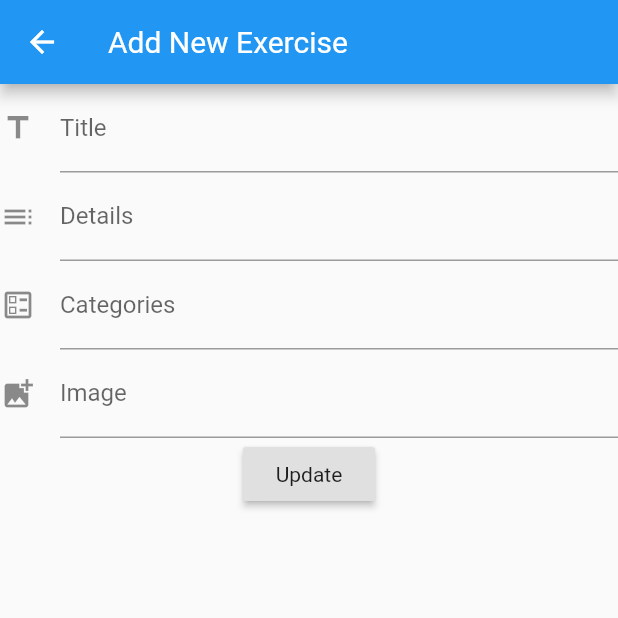
After one commit to CA7460/GymSYS, a Flutter app: the screen it shows after launch, after a tap on the "add" icon, on a phone screen of 412 x 824 dp, the top half of it. The commit adds this screen. Run offline on Flutter 3.47's test engine with Material 2 defaults, Android fonts, the phone set to English and light mode, and no system bars; our stand-ins replace sqflite, youtube_player_flutter; accounts and stored records are empty.

Commit message:
Restore to previous code

```diff
--- a/workout_app/lib/utilities/database_helper.dart
+++ b/workout_app/lib/utilities/database_helper.dart
@@ -61,7 +61,7 @@ class DatabaseHelper {
     print(path);
 
     // effacer la database rapidement, laisser en commentaire, pour test seulement
-    // await deleteDatabase(path);
+     //await deleteDatabase(path);
 
     //Créer et ouvrir la base de données
     var workoutDB = await openDatabase(path, version: 1, onCreate: _createDb);
--- a/workout_app/lib/widgets/appbar.dart
+++ b/workout_app/lib/widgets/appbar.dart
@@ -1,4 +1,5 @@
 import 'package:flutter/material.dart';
+import 'exercise_addnew_widget.dart';
 
 class AdatpativeAppBar extends StatelessWidget implements PreferredSizeWidget {
   final String _title;
@@ -32,7 +33,23 @@ class AdatpativeAppBar extends StatelessWidget implements PreferredSizeWidget {
                     value: 2,
                     child: Text('Modify content'),
                   ),
-                ])
+                ]),
+
+        Container(
+            color: Color(0xff3c505e),
+            child:
+
+            new IconButton(
+                padding: new EdgeInsets.all(0.0),
+                icon: new Icon(Icons.add, size: 23.0, color: Color(0xffffffff)),
+                onPressed: () {
+                  Navigator.push(
+                    context,
+                    MaterialPageRoute(builder: (context) => ExerciseAddNewWidget()),
+                  );
+                }
+            )
+        )
       ],
     );
   }
--- /dev/null
+++ b/workout_app/lib/widgets/exercise_addnew_widget.dart
@@ -0,0 +1,163 @@
+import 'package:flutter/material.dart';
+import 'package:workout_app/utilities/database_helper.dart';
+import 'package:workout_app/models/exercices.dart';
+
+class ExerciseAddNewWidget extends StatelessWidget {
+/*  final Exercice exercice;
+  ExerciseAddNewWidget(this.exercice);*/
+
+  DatabaseHelper databaseHelper = DatabaseHelper();
+
+  @override
+  Widget build(BuildContext context) {
+   /* Exercice exercice;
+    ExerciseUpdateWidget(this.exercice);
+    String title = this.exercice.name;
+    String detail = this.exercice.description;
+    String image = this.exercice.image;
+    List<dynamic> categories = this.exercice.categories as List<dynamic>;*/
+
+/*    String categories1 = "";
+    databaseHelper.getCategorieList().then((value) => value.forEach((element) {
+      print(element.name);
+      categories1 += element.name;
+      print(categories1);
+    }));*/
+
+    return SafeArea(
+      child: Scaffold(
+        appBar: AppBar(
+          title: Text("Add New Exercise"),
+        ),
+        body: Form(
+          child: Column(
+            children: <Widget>[
+              //TextField()
+              /*TextField(
+                decoration: InputDecoration(
+                labelText: "Test + $categories1",//getCategories(), //'Categories',
+                icon: Icon(Icons.ballot_outlined),
+                filled: true,
+                fillColor: Colors.blueGrey,
+                border: OutlineInputBorder(
+                    borderSide: BorderSide.none,
+                    borderRadius: BorderRadius.circular(10)
+                  ),
+                ),
+              ),*/
+              TextFormField(
+                decoration: InputDecoration(
+                  labelText: 'Title',
+                  icon: Icon(Icons.title),
+                ),
+               // initialValue: exercice.name,
+              //  onChanged: (value) => title = value,
+              ),
+              //initialValue: exercice.categories.toString(),
+              //initialValue: getCategories(),
+              //onChanged: (value) => title = value,
+
+              TextFormField(
+                decoration: InputDecoration(
+                  labelText: 'Details',
+                  icon: Icon(Icons.toc),
+                ),
+                minLines: 1,
+                maxLines: 20,
+                keyboardType: TextInputType.multiline,
+              //  initialValue: exercice.description,
+               // onChanged: (value) => detail = value,
+              ),
+
+              TextFormField(
+                decoration: InputDecoration(
+                  labelText: 'Categories',
+                  icon: Icon(Icons.ballot_outlined),
+                ),
+              //  initialValue: exercice.categories.toString(),
+              //  onChanged: (value) => categories = value as List<dynamic>,
+              ),
+
+              TextFormField(
+                decoration: InputDecoration(
+                  labelText: 'Image',
+                  icon: Icon(Icons.add_photo_alternate),
+                ),
+                minLines: 1,
+                maxLines: 3,
+                keyboardType: TextInputType.multiline,
+             //   initialValue: exercice.image,
+              //  onChanged: (value) => image = value,
+              ),
+
+              RaisedButton(
+                  child: Text("Update"),
+                  onPressed: () {
+                    //print(categories.toString());
+                //    databaseHelper.modidifyExercice(Exercice(exercice.id, title, image, detail, categories));
+
+                //    print(exercice.categories.toString());
+                    //Navigator.of(context).pushReplacement(databaseHelper.getExerciceList().then((value) => ExerciseListViewWidget(value)));
+                    //databaseHelper.getExerciceList().then((value) => Navigator.push(context, MaterialPageRoute(builder: (context) => )));
+
+                    Navigator.pop(context);
+
+                    //Navigator.of(context).pop(false);
+
+                  }
+              ),
+              //Text("Test"),
+
+            ],
+
+          ),
+        ),
+      ),
+
+      /*actions: [
+        RaisedButton(
+            child: Text("Update"),
+            onPressed: () {
+              print(title);
+              databaseHelper.modidifyExercice(Exercice(exercice.id, title, exercice.image, detail, exercice.categories));
+
+              //Navigator.of(context).pushReplacement(databaseHelper.getExerciceList().then((value) => ExerciseListViewWidget(value)));
+              //databaseHelper.getExerciceList().then((value) => Navigator.push(context, MaterialPageRoute(builder: (context) => )));
+
+              Navigator.pop(context);
+              Navigator.of(context).pop(false);
+
+            }
+        )
+      ],*/
+
+/*      actions: [
+        RaisedButton(
+            child: Text("Update"),
+            onPressed: () {
+              print(title);
+              databaseHelper.modidifyExercice(Exercice(exercice.id, title, exercice.image, detail, exercice.categories));
+
+              //Navigator.of(context).pushReplacement(databaseHelper.getExerciceList().then((value) => ExerciseListViewWidget(value)));
+              //databaseHelper.getExerciceList().then((value) => Navigator.push(context, MaterialPageRoute(builder: (context) => )));
+
+              Navigator.pop(context);
+              Navigator.of(context).pop(false);
+
+            }
+        )
+      ],*/
+    );
+
+  }
+
+/*  String getCategories() {
+    String categories = "";
+    databaseHelper.getCategorieList().then((value) => value.forEach((element) {
+      print(element.name);
+      categories += element.name;
+      print(categories);
+    }));
+   return categories.toString();
+  }*/
+}
--- /dev/null
+++ b/workout_app/lib/widgets/exercise_update_widget.dart
@@ -0,0 +1,161 @@
+import 'package:flutter/material.dart';
+import 'package:workout_app/utilities/database_helper.dart';
+import 'package:workout_app/models/exercices.dart';
+
+class ExerciseUpdateWidget extends StatelessWidget {
+  final Exercice exercice;
+  ExerciseUpdateWidget(this.exercice);
+
+  DatabaseHelper databaseHelper = DatabaseHelper();
+
+  @override
+  Widget build(BuildContext context) {
+    String title = this.exercice.name;
+    String detail = this.exercice.description;
+    String image = this.exercice.image;
+    List<dynamic> categories = this.exercice.categories as List<dynamic>;
+
+/*    String categories1 = "";
+    databaseHelper.getCategorieList().then((value) => value.forEach((element) {
+      print(element.name);
+      categories1 += element.name;
+      print(categories1);
+    }));*/
+
+    return SafeArea(
+      child: Scaffold(
+        appBar: AppBar(
+          title: Text("Add New Exercise"),
+        ),
+        body: Form(
+          child: Column(
+            children: <Widget>[
+              //TextField()
+              /*TextField(
+                decoration: InputDecoration(
+                labelText: "Test + $categories1",//getCategories(), //'Categories',
+                icon: Icon(Icons.ballot_outlined),
+                filled: true,
+                fillColor: Colors.blueGrey,
+                border: OutlineInputBorder(
+                    borderSide: BorderSide.none,
+                    borderRadius: BorderRadius.circular(10)
+                  ),
+                ),
+              ),*/
+              TextFormField(
+                decoration: InputDecoration(
+                  labelText: 'Title',
+                  icon: Icon(Icons.title),
+                ),
+                initialValue: exercice.name,
+                onChanged: (value) => title = value,
+              ),
+              //initialValue: exercice.categories.toString(),
+              //initialValue: getCategories(),
+              //onChanged: (value) => title = value,
+
+              TextFormField(
+                decoration: InputDecoration(
+                  labelText: 'Details',
+                  icon: Icon(Icons.toc),
+                ),
+                minLines: 1,
+                maxLines: 20,
+                keyboardType: TextInputType.multiline,
+                initialValue: exercice.description,
+                onChanged: (value) => detail = value,
+              ),
+
+              TextFormField(
+                decoration: InputDecoration(
+                  labelText: 'Categories',
+                  icon: Icon(Icons.ballot_outlined),
+                ),
+                initialValue: exercice.categories.toString(),
+                onChanged: (value) => categories = value as List<dynamic>,
+              ),
+
+              TextFormField(
+                decoration: InputDecoration(
+                  labelText: 'Image',
+                  icon: Icon(Icons.add_photo_alternate),
+                ),
+                minLines: 1,
+                maxLines: 3,
+                keyboardType: TextInputType.multiline,
+                initialValue: exercice.image,
+                onChanged: (value) => image = value,
+              ),
+
+              RaisedButton(
+                  child: Text("Update"),
+                  onPressed: () {
+                    //print(categories.toString());
+                    databaseHelper.modidifyExercice(Exercice(exercice.id, title, image, detail, categories));
+
+                    print(exercice.categories.toString());
+                    //Navigator.of(context).pushReplacement(databaseHelper.getExerciceList().then((value) => ExerciseListViewWidget(value)));
+                    //databaseHelper.getExerciceList().then((value) => Navigator.push(context, MaterialPageRoute(builder: (context) => )));
+
+                    Navigator.pop(context);
+
+                    //Navigator.of(context).pop(false);
+
+                  }
+              ),
+              //Text("Test"),
+
+            ],
+
+          ),
+        ),
+      ),
+
+      /*actions: [
+        RaisedButton(
+            child: Text("Update"),
+            onPressed: () {
+              print(title);
+              databaseHelper.modidifyExercice(Exercice(exercice.id, title, exercice.image, detail, exercice.categories));
+
+              //Navigator.of(context).pushReplacement(databaseHelper.getExerciceList().then((value) => ExerciseListViewWidget(value)));
+              //databaseHelper.getExerciceList().then((value) => Navigator.push(context, MaterialPageRoute(builder: (context) => )));
+
+              Navigator.pop(context);
+              Navigator.of(context).pop(false);
+
+            }
+        )
+      ],*/
+
+/*      actions: [
+        RaisedButton(
+            child: Text("Update"),
+            onPressed: () {
+              print(title);
+              databaseHelper.modidifyExercice(Exercice(exercice.id, title, exercice.image, detail, exercice.categories));
+
+              //Navigator.of(context).pushReplacement(databaseHelper.getExerciceList().then((value) => ExerciseListViewWidget(value)));
+              //databaseHelper.getExerciceList().then((value) => Navigator.push(context, MaterialPageRoute(builder: (context) => )));
+
+              Navigator.pop(context);
+              Navigator.of(context).pop(false);
+
+            }
+        )
+      ],*/
+    );
+
+  }
+
+/*  String getCategories() {
+    String categories = "";
+    databaseHelper.getCategorieList().then((value) => value.forEach((element) {
+      print(element.name);
+      categories += element.name;
+      print(categories);
+    }));
+   return categories.toString();
+  }*/
+}
```
